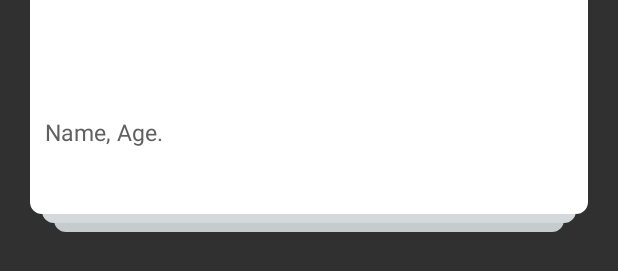
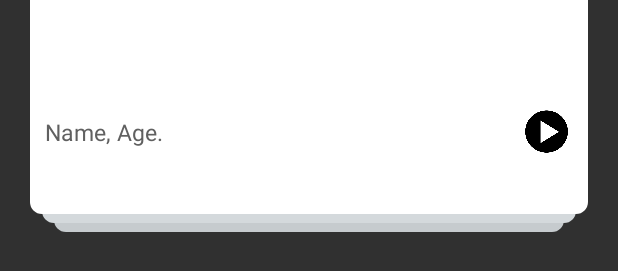
Before and after one commit to dev-world365/DSwipecards, an Android app: the layout item.xml on its own in the app's theme, with its tools: preview values and no code run, on a phone screen of 412 x 824 dp. Shown: the part 935-1206 px from the top of the screen. Run offline under Robolectric (Android 15) with nearby library versions, the phone set to English and light mode, and no system bars.

Commit message:
Cuddle App Version
1. Change logo and name to Cuddle
2. This version of the app has view video profile function and no
rating.

```diff
--- a/app/build.gradle
+++ b/app/build.gradle
@@ -8,7 +8,7 @@ android {
     compileSdkVersion 25
     buildToolsVersion '25.0.0'
     defaultConfig {
-        applicationId "com.example.dswipecardsbel"
+        applicationId "com.example.dswipecardscud"
         minSdkVersion 19
         targetSdkVersion 24
         versionCode 1
--- a/app/src/main/res/layout/activity_login.xml
+++ b/app/src/main/res/layout/activity_login.xml
@@ -34,7 +34,7 @@
         android:id="@+id/textView"
         android:layout_width="wrap_content"
         android:layout_height="wrap_content"
-        android:text="Welcome to Beloved."
+        android:text="Welcome to Cuddle."
         android:layout_gravity="center_horizontal"
         android:textAppearance="@style/TextAppearance.AppCompat.Title" />
 
--- a/app/src/main/res/layout/item.xml
+++ b/app/src/main/res/layout/item.xml
@@ -110,8 +110,7 @@
                 android:layout_width="35dp"
                 android:layout_height="35dp"
                 android:layout_gravity="center"
-                android:background="@drawable/play"
-                android:visibility="gone" />
+                android:background="@drawable/play" />
 
         </LinearLayout>
 
@@ -179,7 +178,8 @@
             android:layout_width="match_parent"
             android:layout_height="2px"
             android:text=" "
-            android:background="#e4e4e4" />
+            android:background="#e4e4e4"
+            android:visibility="gone"/>
 
         <RatingBar
             android:id="@+id/ratingBar"
@@ -190,7 +190,8 @@
             android:isIndicator="true"
             android:numStars="5"
             android:rating="3"
-            android:layout_gravity="end"/>
+            android:layout_gravity="end"
+            android:visibility="gone"/>
 
     </LinearLayout>
 
--- a/app/src/main/res/values/strings.xml
+++ b/app/src/main/res/values/strings.xml
@@ -1,5 +1,5 @@
 <resources>
-    <string name="app_name">Beloved</string>
-    <string name="facebook_app_id">1314637578634199</string>
+    <string name="app_name">Cuddle</string>
+    <string name="facebook_app_id">1806073723038531</string>
     <string name="title_activity_logout">logout screen</string>
 </resources>
```
Also changed, not shown: app/src/main/java/com/example/dswipecards/MainActivity.java (+18 -18 lines), app/src/main/res/drawable/logo_fb_1024.png, app/src/main/res/drawable/logo_loginpage.png, app/src/main/res/drawable/name_logo.png.
